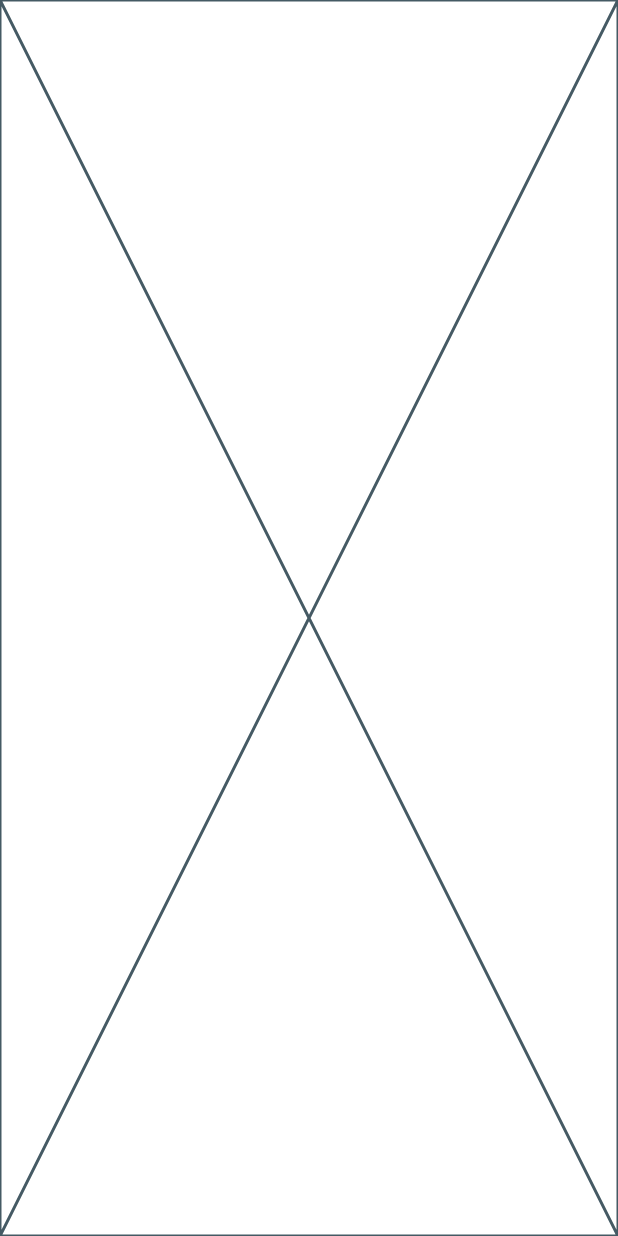
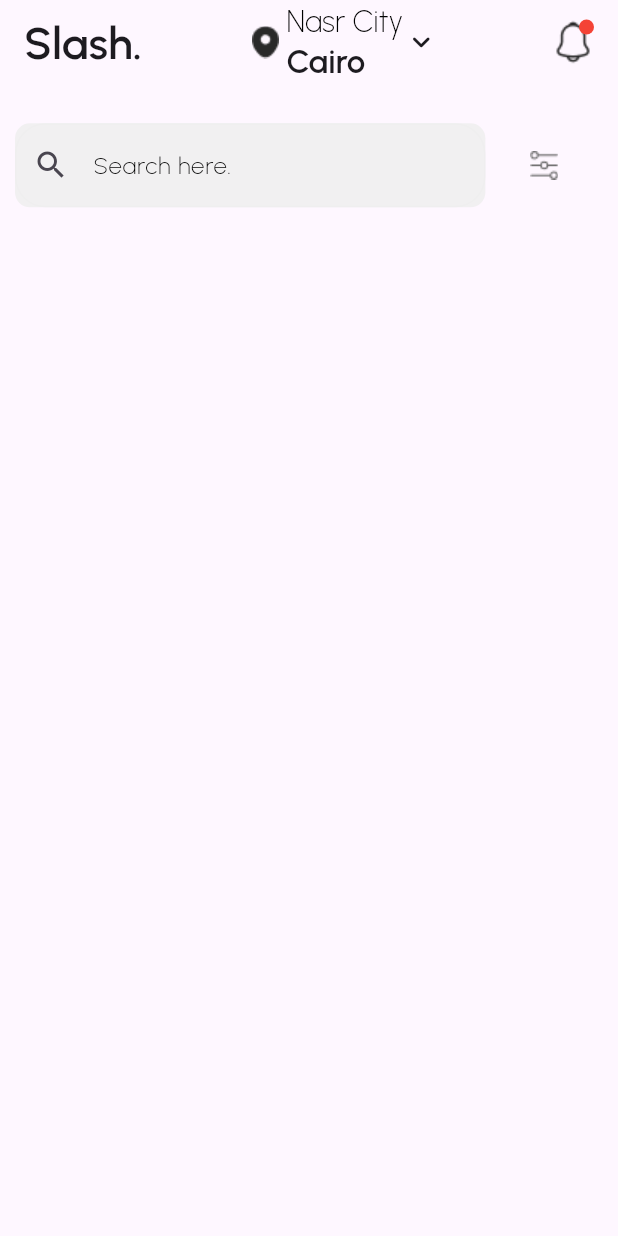
Before and after one commit to mhammadgammal/slash_store, a Flutter app: the screen it shows after launch, on a phone screen of 412 x 824 dp. Run offline on Flutter 3.47's test engine with Material 3 defaults, Android fonts, the phone set to English and light mode, and no system bars; our stand-ins replace bloc, dio, flutter_bloc; network calls fail.

Commit message:
home screen design in progressing

```diff
--- a/lib/core/theme/app_color.dart
+++ b/lib/core/theme/app_color.dart
@@ -7,4 +7,6 @@ abstract class AppColor {
 
   static const complementaryColor2 = Colors.grey;
 
+  static const searchColor = Color.fromRGBO(238, 238, 238, 0.8);
+
 }
--- a/lib/core/theme/app_theme.dart
+++ b/lib/core/theme/app_theme.dart
@@ -4,6 +4,7 @@ import 'app_color.dart';
 
 abstract class AppTheme {
   static final lightTheme = ThemeData(
-    primaryColor: AppColor.primaryColor
+    primaryColor: AppColor.primaryColor,
+    fontFamily: 'Urbanist'
   );
 }
--- a/lib/core/widgets/form_field.dart
+++ b/lib/core/widgets/form_field.dart
@@ -1,8 +1,8 @@
 import 'package:slash_store/core/theme/app_color.dart';
 import 'package:flutter/material.dart';
 
-class FormFiled extends StatefulWidget {
-  const FormFiled({
+class SlashFormField extends StatefulWidget {
+  const SlashFormField({
     super.key,
     required this.controller,
     required this.inputType,
@@ -38,10 +38,10 @@ class FormFiled extends StatefulWidget {
   final Color cursorColor;
 
   @override
-  State<FormFiled> createState() => _FormFiledState();
+  State<SlashFormField> createState() => _FormFiledState();
 }
 
-class _FormFiledState extends State<FormFiled> {
+class _FormFiledState extends State<SlashFormField> {
   @override
   Widget build(BuildContext context) {
     return TextFormField(
@@ -56,17 +56,17 @@ class _FormFiledState extends State<FormFiled> {
         iconColor: widget.iconColor,
         border: OutlineInputBorder(
             borderRadius: BorderRadius.circular(20.0),
-            borderSide: const BorderSide(color: AppColor.complementaryColor2)),
+            borderSide: const BorderSide(color: AppColor.searchColor)),
         enabledBorder: OutlineInputBorder(
             borderRadius: BorderRadius.circular(20.0),
-            borderSide: const BorderSide(color: AppColor.complementaryColor2)),
+            borderSide: const BorderSide(color: AppColor.searchColor)),
         disabledBorder: OutlineInputBorder(
             borderRadius: BorderRadius.circular(20.0),
-            borderSide: const BorderSide(color: AppColor.complementaryColor2)),
+            borderSide: const BorderSide(color: AppColor.searchColor)),
         focusedBorder: OutlineInputBorder(
           borderRadius: BorderRadius.circular(20.0),
           borderSide: const BorderSide(
-              color: AppColor.complementaryColor2, style: BorderStyle.solid),
+              color: AppColor.searchColor, style: BorderStyle.solid),
         ),
       ),
       maxLines: widget.maxLines,
--- a/lib/features/home/presentation/home_screen/home.dart
+++ b/lib/features/home/presentation/home_screen/home.dart
@@ -2,6 +2,8 @@ import 'package:flutter/material.dart';
 import 'package:flutter_bloc/flutter_bloc.dart';
 
 import 'cubit/home_cubit.dart';
+import 'widgets/location_widget.dart';
+import 'widgets/search_widget.dart';
 
 class HomeScreen extends StatelessWidget {
   const HomeScreen({super.key});
@@ -10,7 +12,33 @@ class HomeScreen extends StatelessWidget {
   Widget build(BuildContext context) {
     return BlocBuilder<HomeCubit, HomeState>(
       builder: (context, state) {
-        return Placeholder();
+        return Scaffold(
+          appBar: AppBar(
+            title: Row(
+              mainAxisAlignment: MainAxisAlignment.spaceBetween,
+              children: [
+                const Text(
+                  'Slash.',
+                  style: TextStyle(fontFamily: 'Urbanist', fontSize: 30.0, fontWeight: FontWeight.bold),
+                ),
+                const LocationWidget(),
+                Stack(alignment: Alignment.topRight, children: [
+                  Image.asset('assets/images/reminder.png'),
+                  const CircleAvatar(
+                    radius: 5.0,
+                    backgroundColor: Colors.red,
+                  )
+                ]),
+              ],
+            ),
+          ),
+          body: const Column(
+            children: [
+              SearchWidget(),
+
+            ],
+          ),
+        );
       },
     );
   }
--- /dev/null
+++ b/lib/features/home/presentation/home_screen/widgets/location_widget.dart
@@ -0,0 +1,42 @@
+import 'package:flutter/material.dart';
+
+class LocationWidget extends StatelessWidget {
+  const LocationWidget({super.key});
+
+  @override
+  Widget build(BuildContext context) {
+    return Row(
+      children: [
+        Image.asset('assets/images/Vector.png'),
+        SizedBox(
+          width: 5.0,
+        ),
+        Column(
+          mainAxisAlignment: MainAxisAlignment.end,
+          crossAxisAlignment: CrossAxisAlignment.baseline,
+          textBaseline:TextBaseline.alphabetic, // Align by text baseline
+          children: [
+            Text(
+              'Nasr City',
+              style: TextStyle(
+                fontSize: 20.0,
+                fontFamily: 'Urbanist',
+                color: Colors.black,
+                fontWeight: FontWeight.normal,
+              ),
+            ),
+            const SizedBox(width: 4.0), // Add some spacing
+            Text(
+              'Cairo',
+              style: TextStyle(
+                fontWeight: FontWeight.bold,
+                fontFamily: 'Urbanist',
+              ),
+            ),
+          ],
+        ),
+        const Icon(Icons.keyboard_arrow_down_rounded),
+      ],
+    );
+  }
+}
--- /dev/null
+++ b/lib/features/home/presentation/home_screen/widgets/search_widget.dart
@@ -0,0 +1,39 @@
+import 'package:flutter/material.dart';
+import 'package:slash_store/core/theme/app_color.dart';
+import 'package:slash_store/core/widgets/form_field.dart';
+
+class SearchWidget extends StatelessWidget {
+  const SearchWidget({super.key});
+
+  @override
+  Widget build(BuildContext context) {
+    return Padding(
+      padding: const EdgeInsetsDirectional.only(
+        top: 15.0,
+        start: 10.0,
+        end: 10.0,
+      ),
+      child: Row(
+        crossAxisAlignment: CrossAxisAlignment.center,
+        children: [
+          Expanded(
+              flex: 4,
+              child: Container(
+                decoration: BoxDecoration(
+                  //rgba(228, 228, 228, 0.52)
+                  color: AppColor.searchColor,
+                  borderRadius: BorderRadiusDirectional.all(Radius.circular(10.0))
+                ),
+                child: SlashFormField(
+                    controller: TextEditingController(),
+                    inputType: TextInputType.text,
+                    fieldLabel: 'Search here.',
+                    icon: Icon(Icons.search_outlined),
+                    validate: null),
+              )),
+          Expanded(flex: 1,  child: Image.asset('assets/images/modify_slider.png'))
+        ],
+      ),
+    );
+  }
+}
```
Also changed, not shown: pubspec.yaml (+7 -10 lines).
